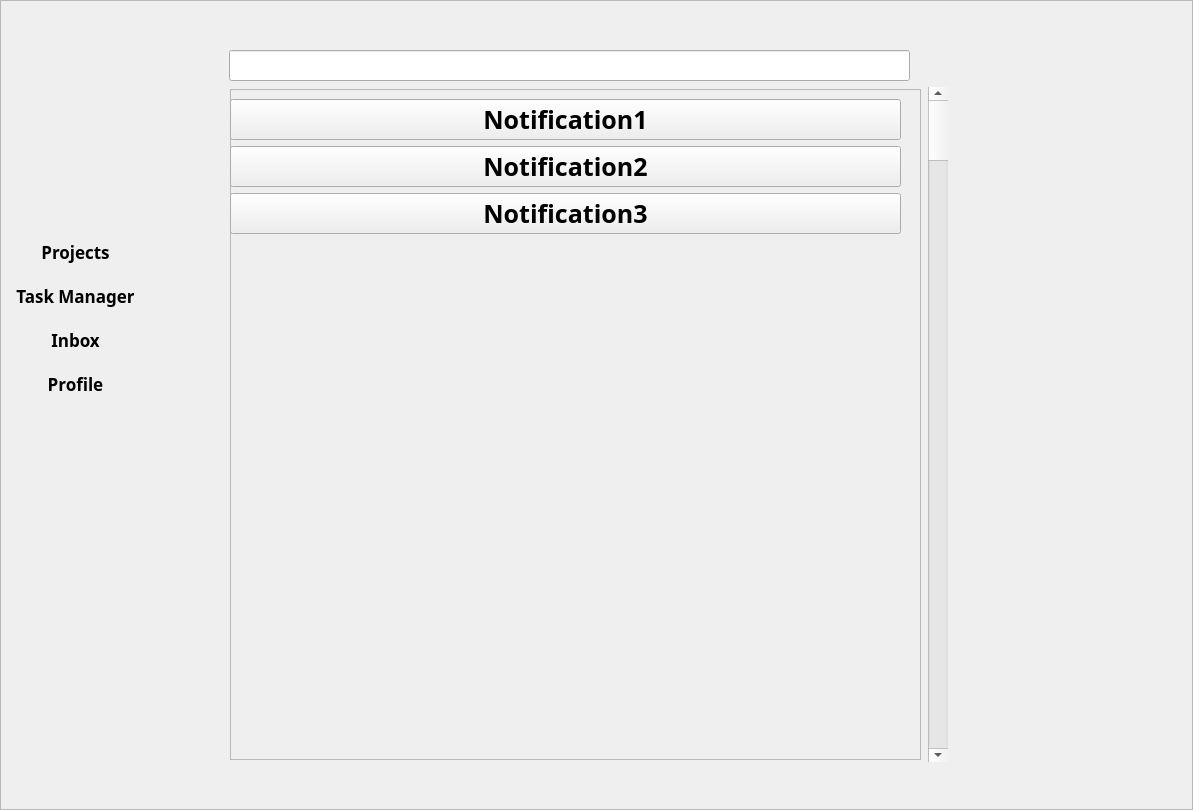
First picture: the form in ui/MainWindowInbox1.0.ui, repository kiozet/TaskManagerWithAI, before the edit.
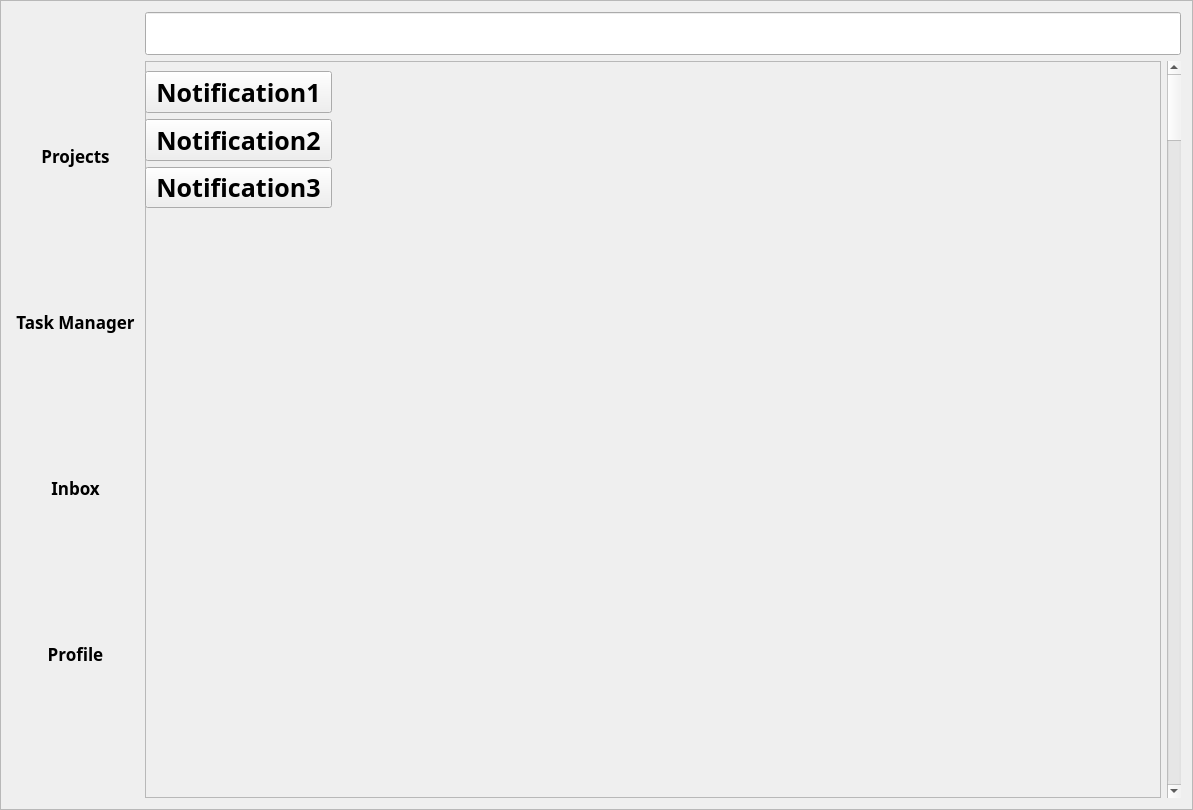
Second picture: the form after the edit.

Commit message: Able sizing MainWindowInbox1

```diff
--- a/ui/MainWindowInbox1.0.ui
+++ b/ui/MainWindowInbox1.0.ui
@@ -49,28 +49,8 @@
   <property name="frameShadow">
    <enum>QFrame::Raised</enum>
   </property>
-  <widget class="QWidget" name="layoutWidget">
-   <property name="enabled">
-    <bool>true</bool>
-   </property>
-   <property name="geometry">
-    <rect>
-     <x>-20</x>
-     <y>230</y>
-     <width>191</width>
-     <height>176</height>
-    </rect>
-   </property>
-   <property name="font">
-    <font>
-     <family>.SF Soft Numeric</family>
-     <pointsize>13</pointsize>
-     <weight>75</weight>
-     <italic>false</italic>
-     <bold>true</bold>
-     <stylestrategy>PreferDefault</stylestrategy>
-    </font>
-   </property>
+  <layout class="QHBoxLayout" name="horizontalLayout_2">
+   <item>
    <layout class="QVBoxLayout" name="verticalLayout_6">
     <item>
      <widget class="QPushButton" name="projectsBtn">
@@ -168,49 +148,16 @@
      </widget>
     </item>
    </layout>
-  </widget>
-  <widget class="QWidget" name="layoutWidget">
-   <property name="geometry">
-    <rect>
-     <x>229</x>
-     <y>50</y>
-     <width>721</width>
-     <height>712</height>
-    </rect>
-   </property>
+   </item>
+   <item>
    <layout class="QVBoxLayout" name="verticalLayout">
     <item>
-     <widget class="QLineEdit" name="lineEdit">
-      <property name="minimumSize">
-       <size>
-        <width>681</width>
-        <height>31</height>
-       </size>
-      </property>
-      <property name="maximumSize">
-       <size>
-        <width>681</width>
-        <height>31</height>
-       </size>
-      </property>
-     </widget>
+      <widget class="QLineEdit" name="lineEdit"/>
     </item>
     <item>
      <layout class="QHBoxLayout" name="horizontalLayout">
       <item>
        <widget class="QFrame" name="frame">
-        <property name="minimumSize">
-         <size>
-          <width>691</width>
-          <height>671</height>
-         </size>
-        </property>
-        <property name="maximumSize">
-         <size>
-          <width>691</width>
-          <height>671</height>
-         </size>
-        </property>
         <property name="frameShape">
          <enum>QFrame::StyledPanel</enum>
         </property>
@@ -229,18 +176,6 @@
          <layout class="QVBoxLayout" name="verticalLayout_2">
           <item>
            <widget class="QToolButton" name="toolButton">
-            <property name="minimumSize">
-             <size>
-              <width>671</width>
-              <height>41</height>
-             </size>
-            </property>
-            <property name="maximumSize">
-             <size>
-              <width>671</width>
-              <height>41</height>
-             </size>
-            </property>
             <property name="text">
              <string>Notification1</string>
             </property>
@@ -248,18 +183,6 @@
           </item>
           <item>
            <widget class="QToolButton" name="toolButton_2">
-            <property name="minimumSize">
-             <size>
-              <width>671</width>
-              <height>41</height>
-             </size>
-            </property>
-            <property name="maximumSize">
-             <size>
-              <width>671</width>
-              <height>41</height>
-             </size>
-            </property>
             <property name="text">
              <string>Notification2</string>
             </property>
@@ -267,18 +190,6 @@
           </item>
           <item>
            <widget class="QToolButton" name="toolButton_3">
-            <property name="minimumSize">
-             <size>
-              <width>671</width>
-              <height>41</height>
-             </size>
-            </property>
-            <property name="maximumSize">
-             <size>
-              <width>671</width>
-              <height>41</height>
-             </size>
-            </property>
             <property name="text">
              <string>Notification3</string>
             </property>
@@ -290,12 +201,6 @@
       </item>
       <item>
        <widget class="QScrollBar" name="verticalScrollBar">
-        <property name="minimumSize">
-         <size>
-          <width>20</width>
-          <height>651</height>
-         </size>
-        </property>
         <property name="orientation">
          <enum>Qt::Vertical</enum>
         </property>
@@ -304,7 +209,8 @@
      </layout>
     </item>
    </layout>
-  </widget>
+   </item>
+  </layout>
  </widget>
  <resources/>
  <connections/>
```
Lines whose indentation alone changed are shown as unchanged.
